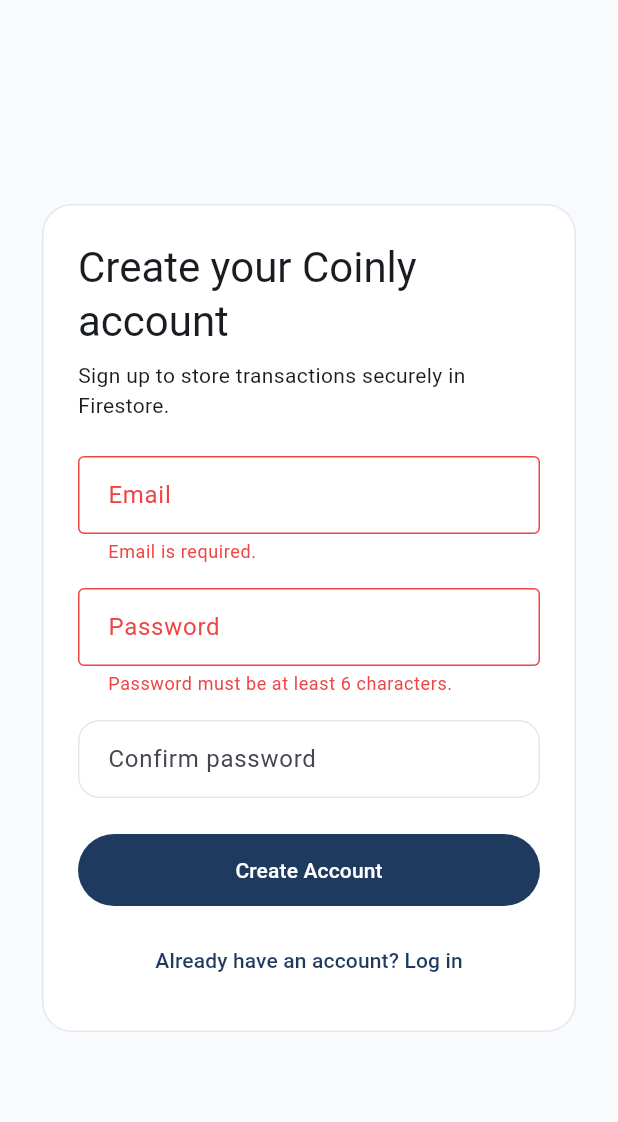
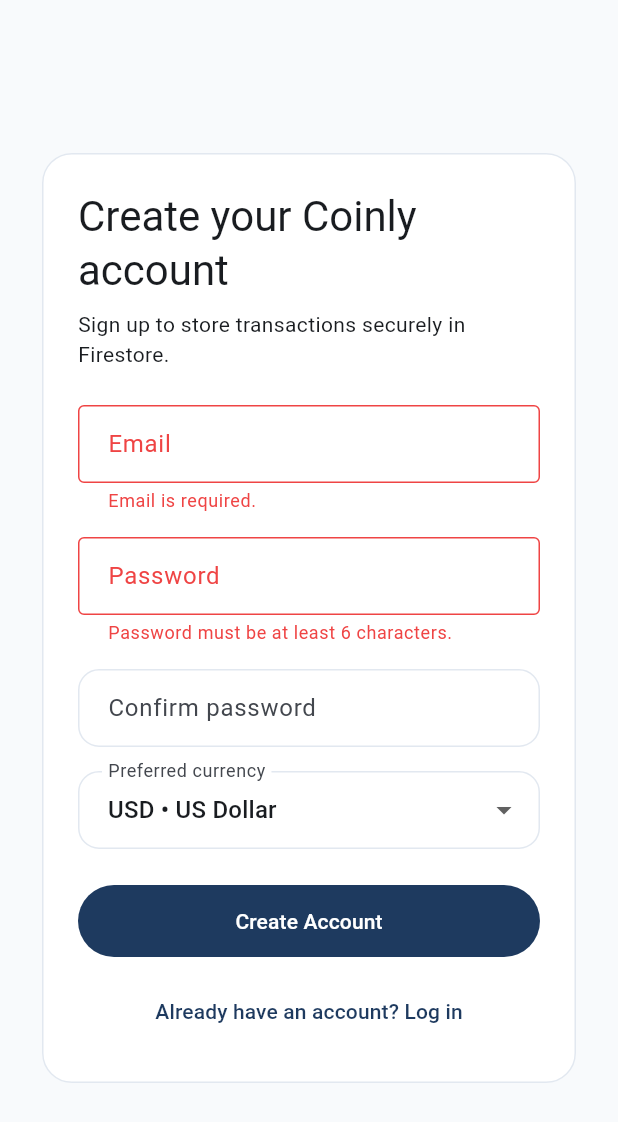
Before and after one commit to MalithEdirisinghe/coinly, a Flutter app: the screen it shows after launch, after a tap on "Log In", after a tap on "Need an account? Sign up", on a phone screen of 412 x 824 dp. Shown: the top 1122 px of the screen. Run offline on Flutter 3.47's test engine with Material 3 defaults, Android fonts, the light colour scheme and no system bars; our stand-ins replace cloud_firestore, equatable, firebase_auth, firebase_core, flutter_bloc; accounts and stored records are empty.

Commit message:
implement currency selection method

```diff
--- /dev/null
+++ b/lib/core/constants/supported_currencies.dart
@@ -0,0 +1,19 @@
+class SupportedCurrency {
+  const SupportedCurrency({required this.code, required this.label});
+
+  final String code;
+  final String label;
+}
+
+abstract final class SupportedCurrencies {
+  static const usd = SupportedCurrency(code: 'USD', label: 'US Dollar');
+  static const eur = SupportedCurrency(code: 'EUR', label: 'Euro');
+  static const gbp = SupportedCurrency(code: 'GBP', label: 'British Pound');
+  static const lkr = SupportedCurrency(code: 'LKR', label: 'Sri Lankan Rupee');
+  static const inr = SupportedCurrency(code: 'INR', label: 'Indian Rupee');
+  static const aud = SupportedCurrency(code: 'AUD', label: 'Australian Dollar');
+  static const cad = SupportedCurrency(code: 'CAD', label: 'Canadian Dollar');
+  static const sgd = SupportedCurrency(code: 'SGD', label: 'Singapore Dollar');
+
+  static const values = [usd, eur, gbp, lkr, inr, aud, cad, sgd];
+}
--- a/lib/features/auth/data/auth_repository.dart
+++ b/lib/features/auth/data/auth_repository.dart
@@ -1,17 +1,27 @@
+import 'package:cloud_firestore/cloud_firestore.dart';
 import 'package:coinly/features/auth/domain/app_user.dart';
 import 'package:firebase_auth/firebase_auth.dart';
 
 class AuthRepository {
-  AuthRepository({FirebaseAuth? firebaseAuth})
-    : _firebaseAuth = firebaseAuth ?? FirebaseAuth.instance;
+  AuthRepository({FirebaseAuth? firebaseAuth, FirebaseFirestore? firestore})
+    : _firebaseAuth = firebaseAuth ?? FirebaseAuth.instance,
+      _firestore = firestore ?? FirebaseFirestore.instance;
 
   final FirebaseAuth _firebaseAuth;
+  final FirebaseFirestore _firestore;
 
   Stream<AppUser?> authStateChanges() {
-    return _firebaseAuth.authStateChanges().map(_mapUser);
+    return _firebaseAuth.authStateChanges().asyncMap(_mapUser);
   }
 
-  AppUser? get currentUser => _mapUser(_firebaseAuth.currentUser);
+  AppUser? get currentUser {
+    final user = _firebaseAuth.currentUser;
+    if (user == null) {
+      return null;
+    }
+
+    return AppUser(id: user.uid, email: user.email ?? '', currencyCode: 'USD');
+  }
 
   Future<void> signIn({required String email, required String password}) {
     return _firebaseAuth.signInWithEmailAndPassword(
@@ -20,22 +30,51 @@
     );
   }
 
-  Future<void> signUp({required String email, required String password}) {
-    return _firebaseAuth.createUserWithEmailAndPassword(
+  Future<void> signUp({
+    required String email,
+    required String password,
+    required String currencyCode,
+  }) async {
+    final credential = await _firebaseAuth.createUserWithEmailAndPassword(
       email: email,
       password: password,
     );
+
+    await _users.doc(credential.user!.uid).set({
+      'email': email,
+      'currencyCode': currencyCode,
+      'createdAt': FieldValue.serverTimestamp(),
+    });
   }
 
   Future<void> signOut() {
     return _firebaseAuth.signOut();
   }
 
-  AppUser? _mapUser(User? user) {
+  Future<AppUser?> _mapUser(User? user) async {
     if (user == null) {
       return null;
     }
 
-    return AppUser(id: user.uid, email: user.email ?? '');
+    try {
+      final snapshot = await _users.doc(user.uid).get();
+      final data = snapshot.data();
+
+      return AppUser(
+        id: user.uid,
+        email: user.email ?? data?['email'] as String? ?? '',
+        currencyCode: data?['currencyCode'] as String? ?? 'USD',
+      );
+    } on FirebaseException {
+      return AppUser(
+        id: user.uid,
+        email: user.email ?? '',
+        currencyCode: 'USD',
+      );
+    }
+  }
+
+  CollectionReference<Map<String, dynamic>> get _users {
+    return _firestore.collection('users');
   }
 }
--- a/lib/features/auth/domain/app_user.dart
+++ b/lib/features/auth/domain/app_user.dart
@@ -1,6 +1,16 @@
-class AppUser {
-  const AppUser({required this.id, required this.email});
+import 'package:equatable/equatable.dart';
+
+class AppUser extends Equatable {
+  const AppUser({
+    required this.id,
+    required this.email,
+    required this.currencyCode,
+  });
 
   final String id;
   final String email;
+  final String currencyCode;
+
+  @override
+  List<Object> get props => [id, email, currencyCode];
 }
--- a/lib/features/auth/presentation/login_page.dart
+++ b/lib/features/auth/presentation/login_page.dart
@@ -1,3 +1,4 @@
+import 'package:coinly/core/constants/supported_currencies.dart';
 import 'package:coinly/features/auth/presentation/cubit/auth_cubit.dart';
 import 'package:flutter/material.dart';
 import 'package:flutter_bloc/flutter_bloc.dart';
@@ -14,6 +15,7 @@
   final _emailController = TextEditingController();
   final _passwordController = TextEditingController();
   final _confirmPasswordController = TextEditingController();
+  String _currencyCode = SupportedCurrencies.usd.code;
 
   @override
   void dispose() {
@@ -37,7 +39,11 @@
       return;
     }
 
-    await cubit.signUp(email: email, password: password);
+    await cubit.signUp(
+      email: email,
+      password: password,
+      currencyCode: _currencyCode,
+    );
   }
 
   @override
@@ -128,6 +134,29 @@
                                   return null;
                                 },
                               ),
+                              const SizedBox(height: 16),
+                              DropdownButtonFormField<String>(
+                                initialValue: _currencyCode,
+                                decoration: const InputDecoration(
+                                  labelText: 'Preferred currency',
+                                  border: OutlineInputBorder(),
+                                ),
+                                items: SupportedCurrencies.values
+                                    .map(
+                                      (currency) => DropdownMenuItem(
+                                        value: currency.code,
+                                        child: Text(
+                                          '${currency.code} • ${currency.label}',
+                                        ),
+                                      ),
+                                    )
+                                    .toList(growable: false),
+                                onChanged: (value) {
+                                  if (value != null) {
+                                    setState(() => _currencyCode = value);
+                                  }
+                                },
+                              ),
                             ],
                             const SizedBox(height: 24),
                             FilledButton(
```
Also changed, not shown: lib/core/utils/currency_formatter.dart (+8 -2 lines), lib/features/auth/presentation/cubit/auth_cubit.dart (+10 -2 lines), lib/features/dashboard/presentation/pages/dashboard_page.dart (+8 -4 lines), lib/features/dashboard/presentation/cubit/dashboard_cubit.dart (indentation only).
